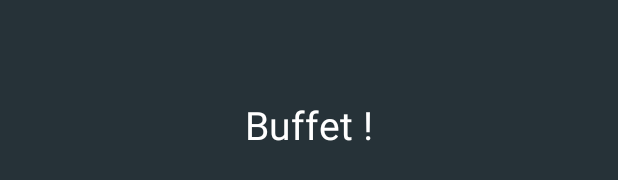
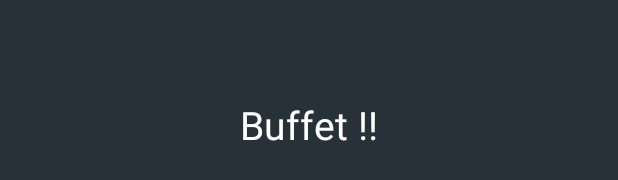
Before and after one commit to TeamBuffet/Buffet_User, an Android app: the layout activity_splash.xml on its own in the app's theme, with its tools: preview values and no code run, on a phone screen of 412 x 824 dp. Shown: the part 494-674 px from the top of the screen. Run offline under Robolectric (Android 15) with nearby library versions, the phone set to English and light mode, and no system bars.

Commit message:
Initial Trail

```diff
--- a/app/src/main/res/layout/activity_splash.xml
+++ b/app/src/main/res/layout/activity_splash.xml
@@ -10,7 +10,7 @@
     <TextView
         android:layout_width="wrap_content"
         android:layout_height="wrap_content"
-        android:text="Buffet !"
+        android:text="Buffet !!"
         android:textColor="@color/white"
         android:textSize="26sp"
         app:layout_constraintBottom_toBottomOf="parent"
```
